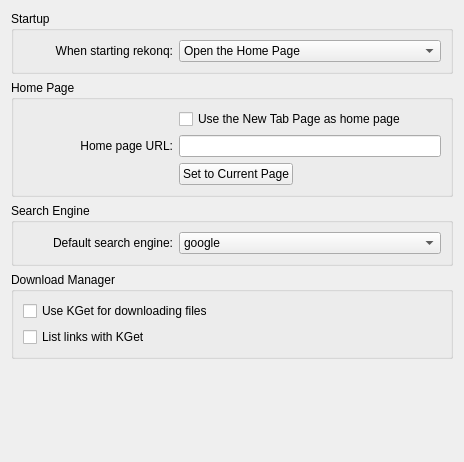
Old version of the form src/settings/settings_general.ui in the repository KDE/rekonq.
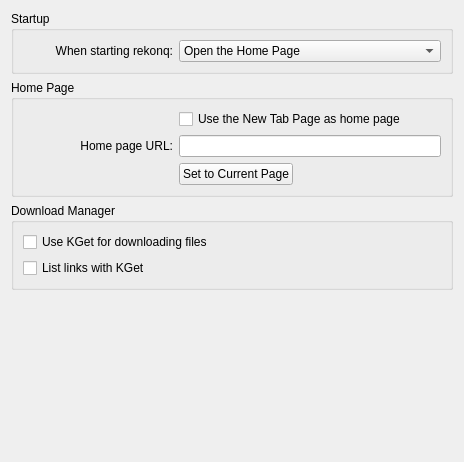
New version of the form. Custom widgets are drawn as their Qt base class.

Commit message: Link webshortcuts default engine into urlbar default engine - without crashing with SE=None

```diff
--- a/src/settings/settings_general.ui
+++ b/src/settings/settings_general.ui
@@ -148,75 +148,6 @@
      </layout>
     </widget>
    </item>
-   <item>
-    <widget class="QGroupBox" name="groupBox_3">
-     <property name="title">
-      <string>Search Engine</string>
-     </property>
-     <layout class="QFormLayout" name="formLayout_3">
-      <item row="0" column="0">
-       <widget class="QLabel" name="label_3">
-        <property name="sizePolicy">
-         <sizepolicy hsizetype="Fixed" vsizetype="Preferred">
-          <horstretch>0</horstretch>
-          <verstretch>0</verstretch>
-         </sizepolicy>
-        </property>
-        <property name="minimumSize">
-         <size>
-          <width>150</width>
-          <height>0</height>
-         </size>
-        </property>
-        <property name="layoutDirection">
-         <enum>Qt::LeftToRight</enum>
-        </property>
-        <property name="text">
-         <string>Default search engine:</string>
-        </property>
-        <property name="alignment">
-         <set>Qt::AlignRight|Qt::AlignTrailing|Qt::AlignVCenter</set>
-        </property>
-       </widget>
-      </item>
-      <item row="0" column="1">
-       <widget class="KComboBox" name="kcfg_searchEngine">
-        <property name="sizePolicy">
-         <sizepolicy hsizetype="Expanding" vsizetype="Fixed">
-          <horstretch>0</horstretch>
-          <verstretch>0</verstretch>
-         </sizepolicy>
-        </property>
-        <item>
-         <property name="text">
-          <string>google</string>
-         </property>
-        </item>
-        <item>
-         <property name="text">
-          <string>altavista</string>
-         </property>
-        </item>
-        <item>
-         <property name="text">
-          <string>lycos</string>
-         </property>
-        </item>
-        <item>
-         <property name="text">
-          <string>wikipedia</string>
-         </property>
-        </item>
-        <item>
-         <property name="text">
-          <string>wolfram</string>
-         </property>
-        </item>
-       </widget>
-      </item>
-     </layout>
-    </widget>
-   </item>
    <item>
     <widget class="QGroupBox" name="groupBox_4">
      <property name="title">
```
The commit also changes 1 other file.
